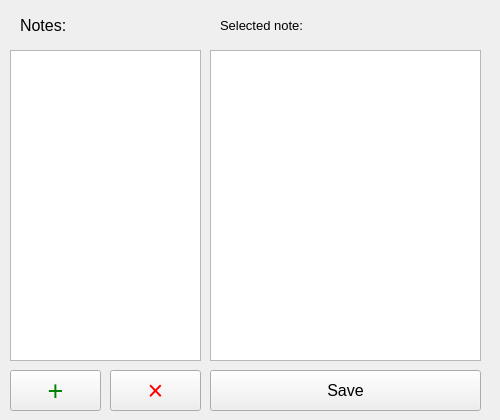
zeytunyan/NoteBook, file NoteBook/mainwindow.ui: the form before one commit.
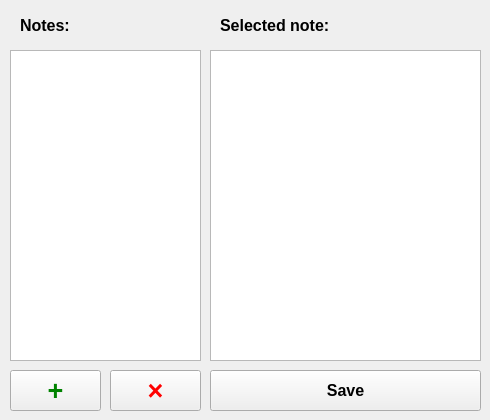
The form after the commit.

```diff
--- a/NoteBook/mainwindow.ui
+++ b/NoteBook/mainwindow.ui
@@ -6,10 +6,22 @@
    <rect>
     <x>0</x>
     <y>0</y>
-    <width>500</width>
+    <width>490</width>
     <height>420</height>
    </rect>
   </property>
+  <property name="minimumSize">
+   <size>
+    <width>490</width>
+    <height>420</height>
+   </size>
+  </property>
+  <property name="maximumSize">
+   <size>
+    <width>490</width>
+    <height>420</height>
+   </size>
+  </property>
   <property name="windowTitle">
    <string>NoteBook</string>
   </property>
@@ -63,6 +75,8 @@
     <property name="font">
      <font>
       <pointsize>20</pointsize>
+      <weight>75</weight>
+      <bold>true</bold>
      </font>
     </property>
     <property name="text">
@@ -118,6 +132,8 @@
     <property name="font">
      <font>
       <pointsize>20</pointsize>
+      <weight>75</weight>
+      <bold>true</bold>
      </font>
     </property>
     <property name="text">
@@ -156,6 +172,8 @@
     <property name="font">
      <font>
       <pointsize>12</pointsize>
+      <weight>75</weight>
+      <bold>true</bold>
      </font>
     </property>
     <property name="text">
@@ -174,6 +192,8 @@
     <property name="font">
      <font>
       <pointsize>12</pointsize>
+      <weight>75</weight>
+      <bold>true</bold>
      </font>
     </property>
     <property name="text">
@@ -191,7 +211,9 @@
     </property>
     <property name="font">
      <font>
-      <pointsize>10</pointsize>
+      <pointsize>12</pointsize>
+      <weight>75</weight>
+      <bold>true</bold>
      </font>
     </property>
     <property name="text">
```
